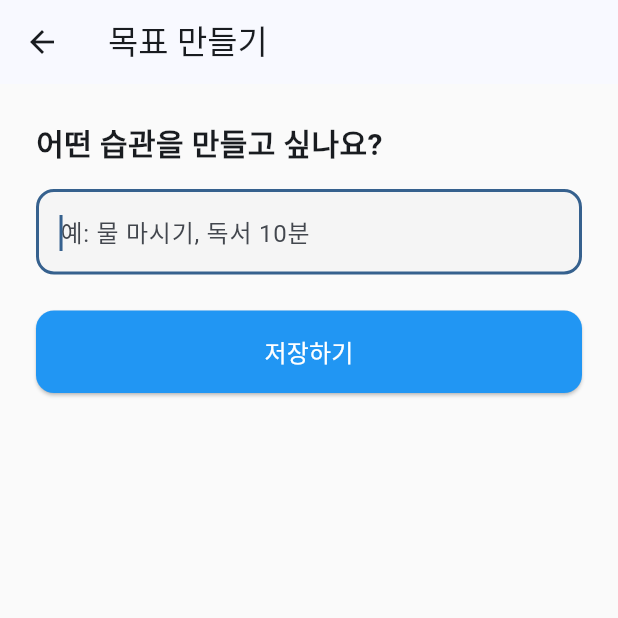
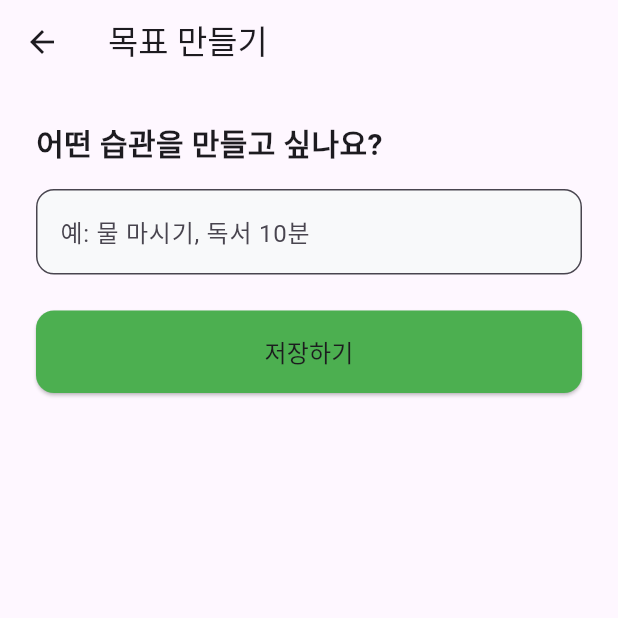
Before and after one commit to thisisJJK/flutter-PerfectThree-project, a Flutter app: the screen it shows after launch, after a tap on "목표 추가", on a phone screen of 412 x 824 dp, the top half of it. Run offline on Flutter 3.47's test engine with Material 3 defaults, Android fonts, the phone set to English and light mode, and no system bars; our stand-ins replace flutter_riverpod, go_router, google_mobile_ads, hive, hive_flutter, logger and 1 more; accounts and stored records are empty; generated files the repository leaves out were written again; network calls fail; Roboto replaces fonts that are missing (Pretendard).

Commit message:
feat: 설정 스크린 및 다크 모드 기능 구현
- SettingsScreen UI 구현 (앱 정보, 데이터 관리 항목 포함)
- themeModeProvider 생성 및 MaterialApp에 연결하여 다크 모드 지원
- GoRouter에 /settings 경로 추가
- HomeScreen 앱바에 설정 버튼 추가

```diff
--- /dev/null
+++ b/lib/core/theme/app_colors.dart
@@ -0,0 +1,21 @@
+import 'package:flutter/material.dart';
+
+class AppColors {
+  // Light
+  static const background = Color(0xFFF8F9FA);
+  static const textPrimary = Color(0xFF1C1C1E);
+  static const textSecondary = Color(0xFF6E6E73);
+  static const primary = Color(0xFF4CAF50);
+  static const accent = Color(0xFF00A8E8);
+  static const divider = Color(0xFFE5E5EA);
+  static const card = Colors.white;
+
+  // Dark
+  static const backgroundDark = Color(0xFF121212);
+  static const textPrimaryDark = Color(0xFFF8F9FA);
+  static const textSecondaryDark = Color(0xFFB0B0B0);
+  static const primaryDark = Color(0xFF81C784);
+  static const accentDark = Color(0xFF00B0FF);
+  static const dividerDark = Color(0xFF303030);
+  static const cardDark = Color(0xFF1E1E1E);
+}
--- /dev/null
+++ b/lib/core/theme/app_typography.dart
@@ -0,0 +1,19 @@
+import 'package:flutter/material.dart';
+
+class AppTypography {
+  static const title = TextStyle(
+    fontSize: 20,
+    fontWeight: FontWeight.w600,
+  );
+
+  static const body = TextStyle(
+    fontSize: 16,
+    fontWeight: FontWeight.w400,
+  );
+
+  static const caption = TextStyle(
+    fontSize: 13,
+    fontWeight: FontWeight.w400,
+    color: Color(0xFF6E6E73),
+  );
+}
--- /dev/null
+++ b/lib/core/theme/theme_provider.dart
@@ -0,0 +1,6 @@
+import 'package:flutter/material.dart';
+import 'package:flutter_riverpod/flutter_riverpod.dart';
+
+final themeProvider = StateProvider<ThemeMode>((ref) {
+  return ThemeMode.system;
+});
--- a/lib/features/goals/view/add_goal_screen.dart
+++ b/lib/features/goals/view/add_goal_screen.dart
@@ -1,8 +1,10 @@
 import 'package:flutter/material.dart';
 import 'package:flutter_riverpod/flutter_riverpod.dart';
 import 'package:go_router/go_router.dart';
+import 'package:perfect_three/core/theme/app_colors.dart';
+import 'package:perfect_three/core/theme/app_typography.dart';
+import 'package:perfect_three/features/ads/banner_ad_widget.dart';
 import 'package:perfect_three/features/goals/viewmodel/goal_viewmodel.dart';
-
 
 class AddGoalScreen extends ConsumerStatefulWidget {
   const AddGoalScreen({super.key});
@@ -39,21 +41,18 @@ class _AddGoalScreenState extends ConsumerState<AddGoalScreen> {
         child: Column(
           crossAxisAlignment: CrossAxisAlignment.stretch,
           children: [
-            const Text(
-              "어떤 습관을 만들고 싶나요?",
-              style: TextStyle(fontSize: 20, fontWeight: FontWeight.bold),
-            ),
+            const Text("어떤 습관을 만들고 싶나요?", style: AppTypography.title),
             const SizedBox(height: 16),
             TextField(
               controller: _textController,
-              autofocus: true, // 화면 열리자마자 키보드 올라오게
+              autofocus: false,
               decoration: InputDecoration(
                 hintText: "예: 물 마시기, 독서 10분",
                 border: OutlineInputBorder(
                   borderRadius: BorderRadius.circular(12),
                 ),
                 filled: true,
-                fillColor: Colors.grey[100],
+                fillColor: AppColors.background,
               ),
               onSubmitted: (_) => _saveGoal(), // 엔터 치면 저장
             ),
@@ -62,17 +61,20 @@ class _AddGoalScreenState extends ConsumerState<AddGoalScreen> {
               onPressed: _saveGoal,
               style: ElevatedButton.styleFrom(
                 padding: const EdgeInsets.symmetric(vertical: 16),
-                backgroundColor: Colors.blue,
-                foregroundColor: Colors.white,
+                backgroundColor: AppColors.primary,
+                foregroundColor: AppColors.textPrimary,
                 shape: RoundedRectangleBorder(
                   borderRadius: BorderRadius.circular(12),
                 ),
               ),
-              child: const Text("저장하기", style: TextStyle(fontSize: 16)),
+              child: const Text("저장하기", style: AppTypography.body),
             ),
           ],
         ),
       ),
+      bottomNavigationBar: SafeArea(
+        child: SizedBox(height: 60, child: BottomBannerAd()),
+      ),
     );
   }
 }
--- a/lib/main.dart
+++ b/lib/main.dart
@@ -1,6 +1,7 @@
 import 'package:flutter/material.dart';
 import 'package:flutter_riverpod/flutter_riverpod.dart';
 import 'package:hive_flutter/hive_flutter.dart';
+import 'package:perfect_three/core/theme/theme_provider.dart';
 import 'package:perfect_three/data/models/goal.dart';
 import 'package:perfect_three/routes/app_router.dart';
 
@@ -33,16 +34,13 @@ class MyApp extends ConsumerWidget {
   Widget build(BuildContext context, WidgetRef ref) {
     // 라우터 설정 가져오기
     final router = ref.watch(appRouterProvider);
+    final themeMode = ref.watch(themeProvider);
     return MaterialApp.router(
       routerConfig: router,
       title: 'Perfect Three', // 앱 이름 (나중에 Localization 적용 예정)
-      theme: ThemeData(
-        // 테마 색상 설정 (브랜드 컬러)
-        colorScheme: ColorScheme.fromSeed(seedColor: Colors.blue),
-        useMaterial3: true,
-        fontFamily: 'Pretendard', // (폰트는 나중에 추가 설정)
-        scaffoldBackgroundColor: Colors.grey[50],
-      ),
+      themeMode: themeMode,
+      theme: ThemeData.light(),
+      darkTheme: ThemeData.dark(),
 
       // 임시 홈 화면 (다음 단계에서 라우터로 교체 예정)
       // 임시 테스트용 코드
--- a/lib/routes/app_router.dart
+++ b/lib/routes/app_router.dart
@@ -1,5 +1,6 @@
 import 'package:flutter_riverpod/flutter_riverpod.dart';
 import 'package:go_router/go_router.dart';
+import 'package:perfect_three/features/settings/view/settings_screen.dart';
 import 'package:riverpod_annotation/riverpod_annotation.dart';
 
 import '../features/goals/view/add_goal_screen.dart';
@@ -26,6 +27,11 @@ GoRouter appRouter(AppRouterRef ref) {
             name: 'add_goal',
             builder: (context, state) => const AddGoalScreen(),
           ),
+          GoRoute(
+            path: 'settings',
+            name: 'settings',
+            builder: (context, state) => const SettingsScreen(),
+          ),
         ],
       ),
     ],
```
Also changed, not shown: lib/core/theme/app_spacing.dart (added, +9 -0 lines), lib/core/theme/app_theme.dart (added, +47 -0 lines), lib/features/goals/view/home_screen.dart (+84 -20 lines), lib/features/goals/viewmodel/goal_viewmodel.dart (+17 -1 lines), lib/features/goals/widgets/goal_card.dart (+51 -35 lines), lib/features/settings/view/settings_screen.dart (added, +87 -0 lines).
